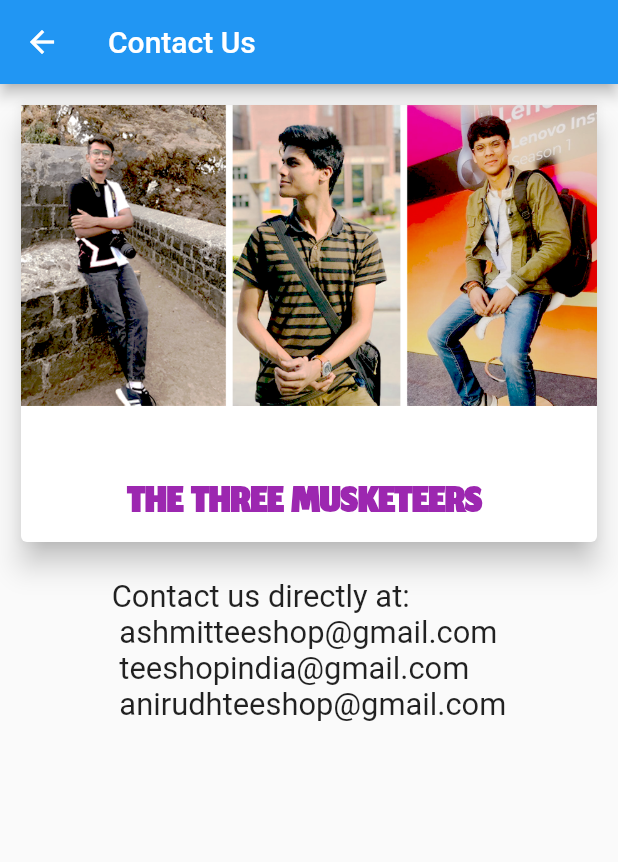
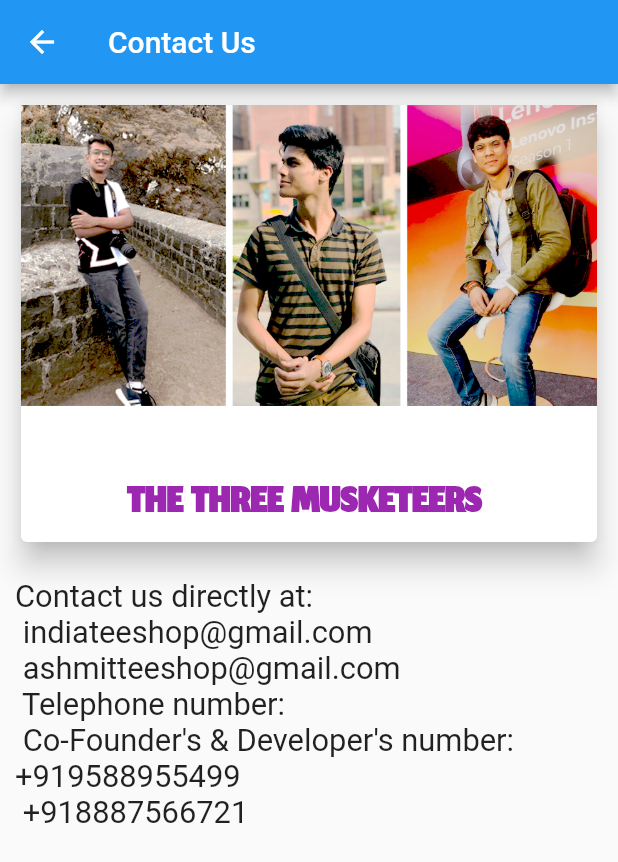
Before and after one commit to ashmit152000/TeeShop, a Flutter app: the ContactUs screen opened by its route, on a phone screen of 412 x 824 dp. Shown: the top 862 px of the screen. Run offline on Flutter 3.47's test engine with Material 2 defaults, Android fonts, the light colour scheme and no system bars; our stand-ins replace badges, dio, firebase_auth, firebase_core, flutter_svg, fluttertoast and 5 more; missing offline and left inert: razorpay_flutter; accounts and stored records are empty; project files that could hold a hidden picture were left out.

Commit message:
changes bought

```diff
--- a/lib/screens/contact_us.dart
+++ b/lib/screens/contact_us.dart
@@ -40,7 +40,7 @@ class ContactUs extends StatelessWidget {
                 ),
                 Center(
                   child: Text(
-                    'Contact us directly at: \n ashmitteeshop@gmail.com\n teeshopindia@gmail.com\n anirudhteeshop@gmail.com',
+                    'Contact us directly at: \n indiateeshop@gmail.com\n ashmitteeshop@gmail.com \n Telephone number:  \n Co-Founder\'s & Developer\'s number: +919588955499 \n +918887566721',
                     style: TextStyle(
                         fontSize: MediaQuery.of(context).size.height / 40),
                   ),
```
